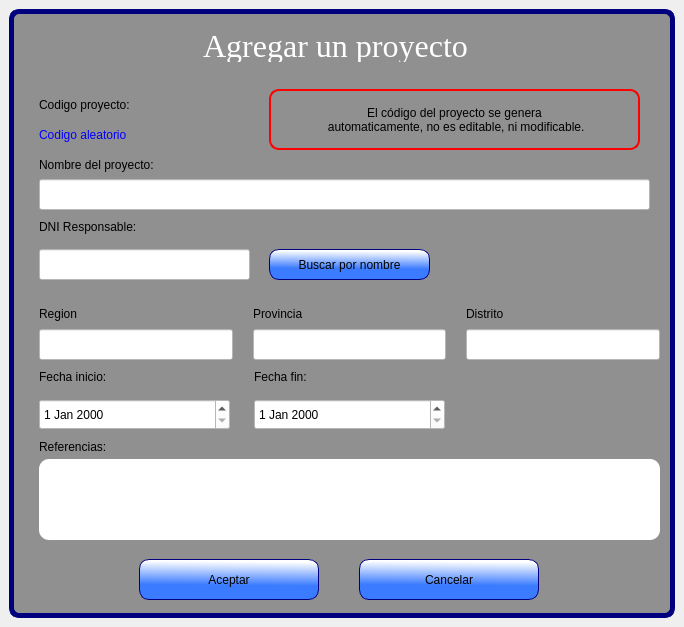
This is ui_files/add_proyecto.ui in Romehe369/aec_contrastistas_g as Qt 5 draws it before an edit. The edited form follows.
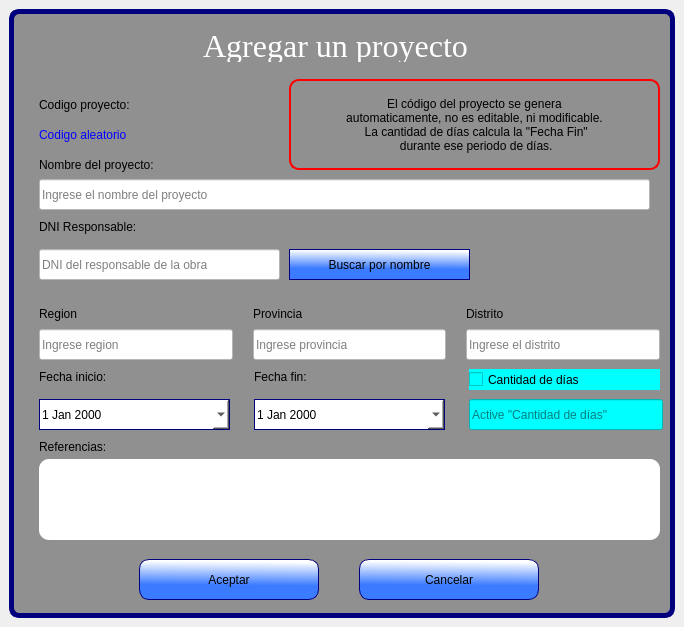
This is the edited form.

Diff of the .ui file:
```diff
--- a/ui_files/add_proyecto.ui
+++ b/ui_files/add_proyecto.ui
@@ -109,7 +109,10 @@
      </rect>
     </property>
     <property name="styleSheet">
-     <string notr="true">background-color: rgb(255, 255, 255);</string>
+     <string notr="true"/>
+    </property>
+    <property name="placeholderText">
+     <string>Ingrese el nombre del proyecto</string>
     </property>
    </widget>
    <widget class="QLineEdit" name="id_res_linetext">
@@ -117,23 +120,33 @@
      <rect>
       <x>30</x>
       <y>240</y>
-      <width>211</width>
+      <width>241</width>
       <height>31</height>
      </rect>
     </property>
     <property name="styleSheet">
-     <string notr="true">background-color: rgb(255, 255, 255);</string>
+     <string notr="true"/>
+    </property>
+    <property name="maxLength">
+     <number>8</number>
+    </property>
+    <property name="placeholderText">
+     <string>DNI del responsable de la obra</string>
     </property>
    </widget>
    <widget class="QPushButton" name="search_name_db">
     <property name="geometry">
      <rect>
-      <x>260</x>
+      <x>280</x>
       <y>240</y>
-      <width>161</width>
+      <width>181</width>
       <height>31</height>
      </rect>
     </property>
+    <property name="styleSheet">
+     <string notr="true">border: 1px solid rgb(0, 0, 127);
+border-radius:0px;</string>
+    </property>
     <property name="text">
      <string>Buscar por nombre</string>
     </property>
@@ -305,7 +318,10 @@
            </size>
           </property>
           <property name="styleSheet">
-           <string notr="true">background-color: rgb(255, 255, 255);</string>
+           <string notr="true"/>
+          </property>
+          <property name="placeholderText">
+           <string>Ingrese region</string>
           </property>
          </widget>
         </item>
@@ -355,7 +371,10 @@
            </size>
           </property>
           <property name="styleSheet">
-           <string notr="true">background-color: rgb(255, 255, 255);</string>
+           <string notr="true"/>
+          </property>
+          <property name="placeholderText">
+           <string>Ingrese provincia</string>
           </property>
          </widget>
         </item>
@@ -405,7 +424,10 @@
            </size>
           </property>
           <property name="styleSheet">
-           <string notr="true">background-color: rgb(255, 255, 255);</string>
+           <string notr="true"/>
+          </property>
+          <property name="placeholderText">
+           <string>Ingrese el distrito</string>
           </property>
          </widget>
         </item>
@@ -425,6 +447,16 @@
       <height>31</height>
      </rect>
     </property>
+    <property name="styleSheet">
+     <string notr="true">border: 1px solid rgb(0, 0, 127);
+border-radius:0px;</string>
+    </property>
+    <property name="showGroupSeparator" stdset="0">
+     <bool>false</bool>
+    </property>
+    <property name="calendarPopup">
+     <bool>true</bool>
+    </property>
    </widget>
    <widget class="QDateEdit" name="end_dateEdit">
     <property name="geometry">
@@ -435,14 +467,21 @@
       <height>31</height>
      </rect>
     </property>
+    <property name="styleSheet">
+     <string notr="true">border: 1px solid rgb(0, 0, 127);
+border-radius:0px;</string>
+    </property>
+    <property name="calendarPopup">
+     <bool>true</bool>
+    </property>
    </widget>
    <widget class="QLabel" name="info_txt_lbl">
     <property name="geometry">
      <rect>
-      <x>260</x>
-      <y>80</y>
+      <x>280</x>
+      <y>70</y>
       <width>371</width>
-      <height>61</height>
+      <height>91</height>
      </rect>
     </property>
     <property name="styleSheet">
@@ -452,8 +491,10 @@
 }</string>
     </property>
     <property name="text">
-     <string>El código del proyecto se genera 
- automaticamente, no es editable, ni modificable.</string>
+     <string>El código del proyecto se genera
+automaticamente, no es editable, ni modificable.
+ La cantidad de días calcula la &quot;Fecha Fin&quot; 
+ durante ese periodo de días.</string>
     </property>
     <property name="alignment">
      <set>Qt::AlignCenter</set>
@@ -505,6 +546,45 @@
      <set>Qt::AlignCenter</set>
     </property>
    </widget>
+   <widget class="QCheckBox" name="checkBox_numbers_of_days">
+    <property name="geometry">
+     <rect>
+      <x>460</x>
+      <y>360</y>
+      <width>191</width>
+      <height>21</height>
+     </rect>
+    </property>
+    <property name="styleSheet">
+     <string notr="true">font: 75 12pt &quot;MS Shell Dlg 2&quot;;
+background-color: rgb(0, 255, 255);</string>
+    </property>
+    <property name="text">
+     <string>Cantidad de días</string>
+    </property>
+   </widget>
+   <widget class="QLineEdit" name="number_of_days">
+    <property name="geometry">
+     <rect>
+      <x>460</x>
+      <y>390</y>
+      <width>194</width>
+      <height>31</height>
+     </rect>
+    </property>
+    <property name="minimumSize">
+     <size>
+      <width>0</width>
+      <height>31</height>
+     </size>
+    </property>
+    <property name="styleSheet">
+     <string notr="true">background-color: rgb(0, 255, 255);</string>
+    </property>
+    <property name="placeholderText">
+     <string>Active &quot;Cantidad de días&quot;</string>
+    </property>
+   </widget>
   </widget>
  </widget>
  <resources/>
```
Left out of the diff: 3 changed lines with no effect on the pictures.
